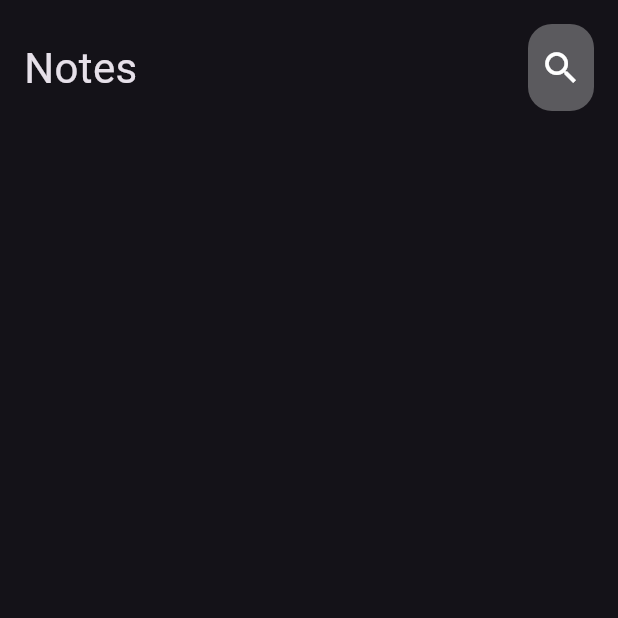
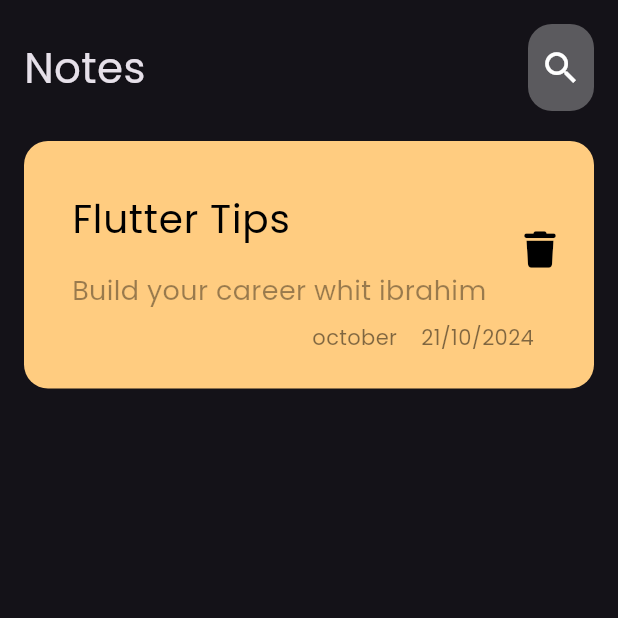
Before and after one commit to Ibrahim-Meshemshan/notes_app, a Flutter app: the screen it shows after launch, on a phone screen of 412 x 824 dp, the top half of it. Run offline on Flutter 3.47's test engine with Material 3 defaults, Android fonts, the phone set to English and light mode, and no system bars; our stand-ins replace font_awesome_flutter.

Commit message:
create custom notes item

```diff
--- a/lib/main.dart
+++ b/lib/main.dart
@@ -13,7 +13,9 @@ class NotesApp extends StatelessWidget {
     return  MaterialApp(
       debugShowCheckedModeBanner: false,
       home: const NotesView(),
-      theme: ThemeData(brightness: Brightness.dark),
+      theme: ThemeData(brightness: Brightness.dark,
+      fontFamily: 'Poppins'
+      ),
     );
   }
 }
--- /dev/null
+++ b/lib/views/widgets/custom_notes_item.dart
@@ -0,0 +1,52 @@
+import 'package:flutter/material.dart';
+import 'package:font_awesome_flutter/font_awesome_flutter.dart';
+
+class NoteItem extends StatelessWidget {
+  const NoteItem({super.key});
+
+  @override
+  Widget build(BuildContext context) {
+    return Container(
+      padding: const EdgeInsets.only(top: 24,bottom: 24,left: 16),
+      decoration: BoxDecoration(
+        color: const Color(0xffFFCC80),
+        borderRadius: BorderRadius.circular(16),
+      ),
+      child: Column(
+        crossAxisAlignment: CrossAxisAlignment.end,
+        children: [
+          ListTile(
+            title: const Text(
+              'Flutter Tips',
+              style: TextStyle(color: Colors.black, fontSize: 26),
+            ),
+            subtitle: Padding(
+              padding: const EdgeInsets.only(top: 16.0),
+              child: Text(
+                'Build your career whit ibrahim',
+                style:
+                    TextStyle(color: Colors.black.withOpacity(0.4), fontSize: 18),
+              ),
+            ),
+            trailing: InkWell(
+              onTap: () {
+
+              },
+              child: const Icon(
+                FontAwesomeIcons.trash,size: 24,
+                color: Colors.black,
+              ),
+            ),
+          ),
+          Padding(
+            padding: const EdgeInsets.only(right: 40.0),
+            child: Text(
+              'october    21/10/2024',
+              style: TextStyle(color: Colors.black.withOpacity(0.5),),
+            ),
+          )
+        ],
+      ),
+    );
+  }
+}
--- a/lib/views/widgets/custom_search_icon.dart
+++ b/lib/views/widgets/custom_search_icon.dart
@@ -6,6 +6,9 @@ class CustomSearchIcon extends StatelessWidget {
   @override
   Widget build(BuildContext context) {
     return InkWell(
+      onTap: () {
+
+      },
       child: Container(
         padding: EdgeInsets.symmetric(horizontal: 8,vertical: 15),
         decoration: BoxDecoration(
--- a/lib/views/widgets/notes_view_body.dart
+++ b/lib/views/widgets/notes_view_body.dart
@@ -1,17 +1,21 @@
 import 'package:flutter/material.dart';
 import 'package:notes_app/views/widgets/custom_app_bar.dart';
+
+import 'custom_notes_item.dart';
 
 class NotesViewBody extends StatelessWidget {
   const NotesViewBody({super.key});
 
   @override
   Widget build(BuildContext context) {
-    return SafeArea(
+    return const SafeArea(
       child: Padding(
-        padding: const EdgeInsets.all(16.0),
+        padding:  EdgeInsets.all(16.0),
         child: Column(
           children: [
             CustomAppBar(),
+            SizedBox(height: 20),
+            NoteItem(),
 
           ],
         ),
```
Also changed, not shown: pubspec.yaml (+6 -11 lines), assets/fonst/Poppins-Regular.ttf (added), pubspec.lock.
